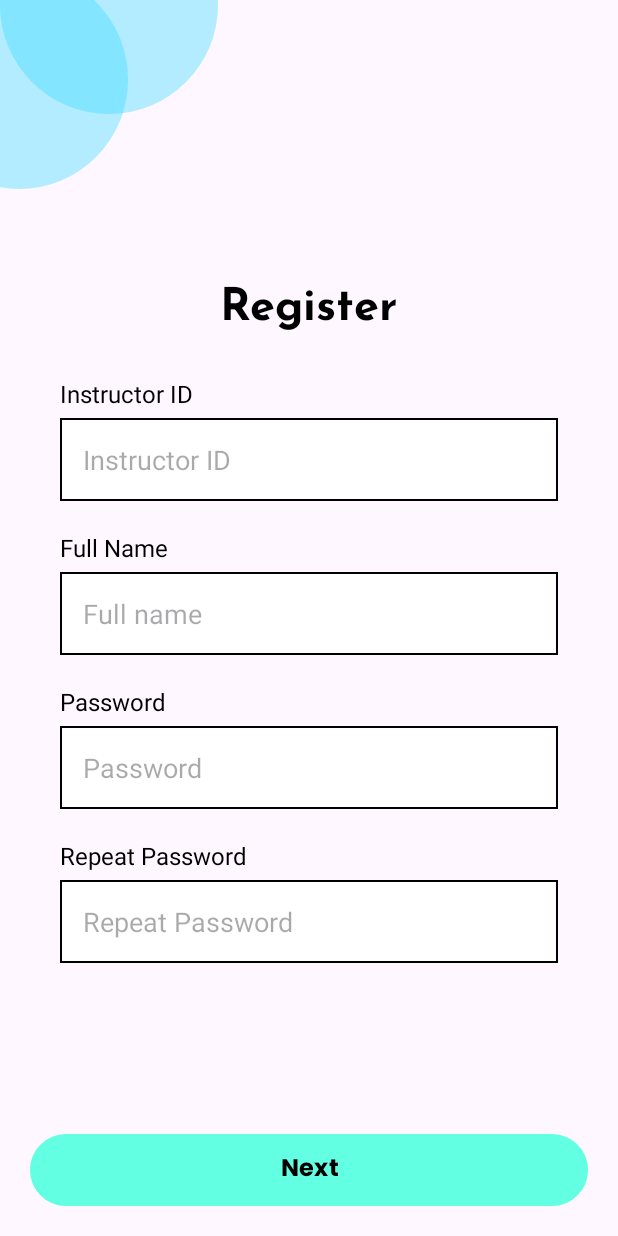
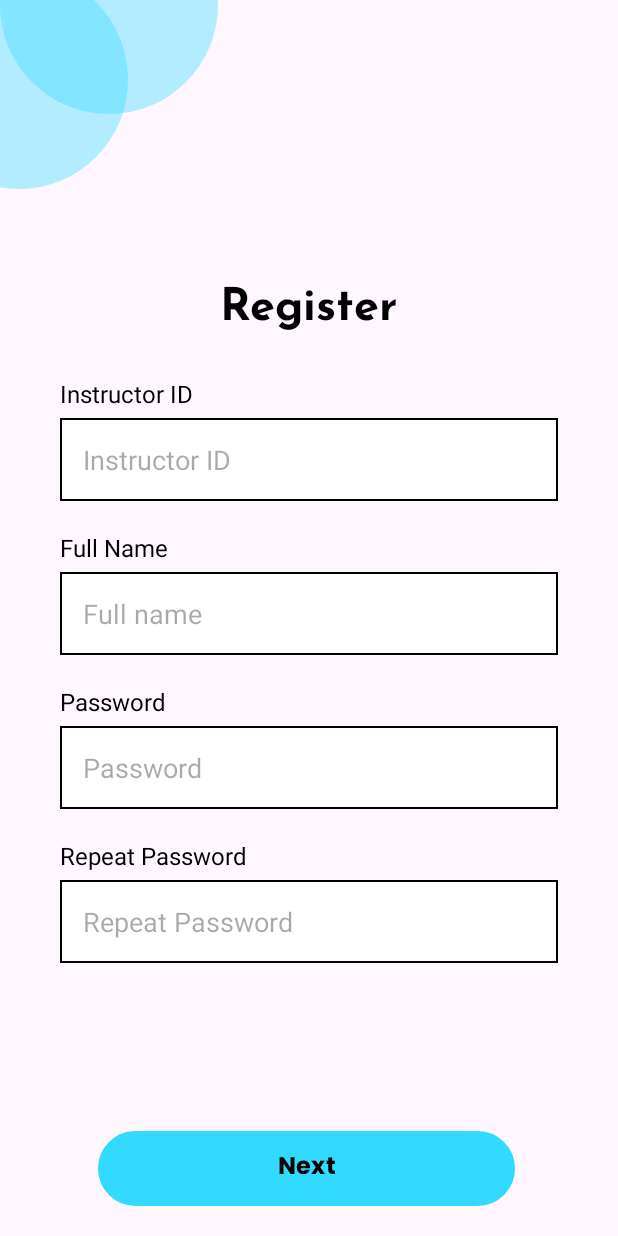
Before and after one commit to thatGuyWhoCodes11/smart_attendance, an Android app: the Register screen opened directly, with no data from a screen before it, on a phone screen of 412 x 824 dp. Run offline under Robolectric (Android 15) with nearby library versions, the phone set to English and light mode, and no system bars.

Commit message:
Button layout fixed

```diff
--- a/app/src/main/res/layout/activity_main.xml
+++ b/app/src/main/res/layout/activity_main.xml
@@ -60,7 +60,7 @@
         android:layout_width="278dp"
         android:layout_height="50dp"
         android:layout_alignParentBottom="true"
-        android:layout_marginStart="60dp"
+        android:layout_marginStart="65dp"
         android:layout_marginTop="20dp"
         android:layout_marginEnd="20dp"
         android:layout_marginBottom="20dp"
--- a/app/src/main/res/layout/register.xml
+++ b/app/src/main/res/layout/register.xml
@@ -118,16 +118,19 @@
     </LinearLayout>
 
     <Button
+        android:layout_width="278dp"
+        android:layout_height="50dp"
+        android:layout_alignParentBottom="true"
         android:layout_gravity="bottom"
-        android:layout_width="match_parent"
-        android:layout_height="wrap_content"
+        android:layout_marginStart="65dp"
+        android:layout_marginTop="20dp"
+        android:layout_marginEnd="20dp"
+        android:layout_marginBottom="20dp"
+        android:background="@drawable/credentials_button"
+        android:fontFamily="@font/poppins_bold"
         android:text="Next"
-        android:layout_alignParentBottom="true"
-        android:layout_margin="20dp"
-        android:background="@drawable/credentials_button"
-        app:backgroundTint="@color/cyan"
         android:textColor="@color/black"
         android:textSize="16sp"
-        android:fontFamily="@font/poppins_bold"
+        app:backgroundTint="@color/custom_button_color"
         android:onClick="handleNextRegister"/>
 </RelativeLayout>
--- a/app/src/main/res/layout/splash.xml
+++ b/app/src/main/res/layout/splash.xml
@@ -120,7 +120,7 @@
         android:layout_width="278dp"
     android:layout_height="50dp"
     android:layout_alignParentBottom="true"
-    android:layout_marginStart="60dp"
+    android:layout_marginStart="65dp"
     android:layout_marginTop="20dp"
     android:layout_marginEnd="20dp"
     android:layout_marginBottom="20dp"
```
Also changed, not shown: app/src/main/res/layout/course_selection.xml (+5 -5 lines), app/src/main/res/layout/forgot_password.xml (+4 -4 lines), app/src/main/res/layout/recovery_code.xml (+4 -4 lines), app/src/main/res/layout/register_final.xml (+4 -4 lines), app/src/main/res/layout/sign_in.xml (+5 -4 lines).
